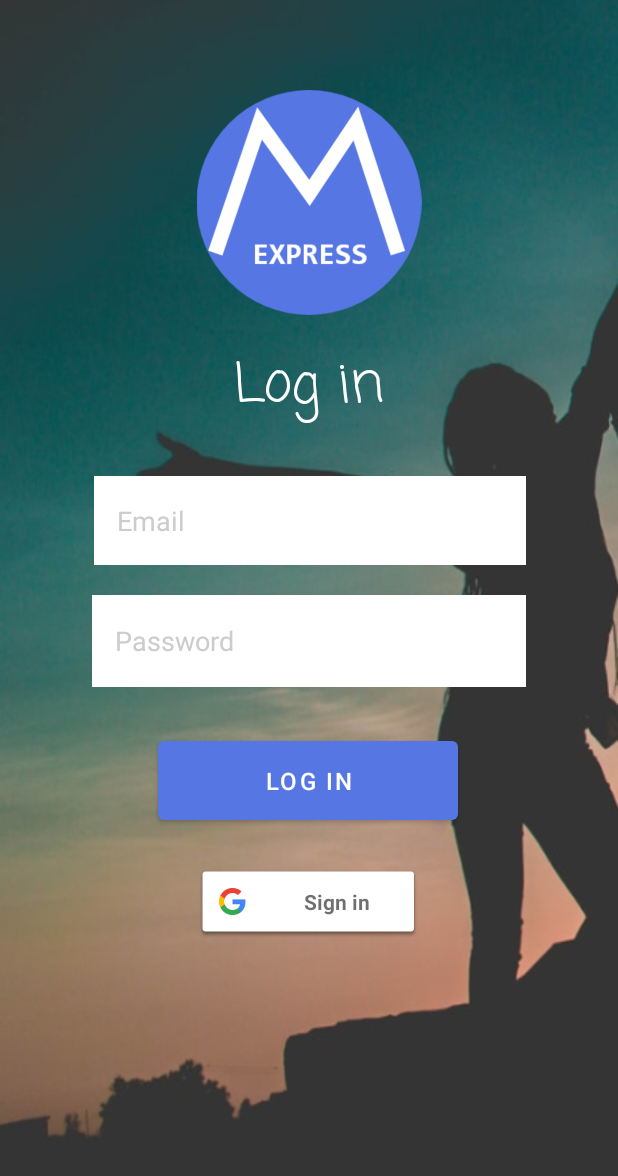
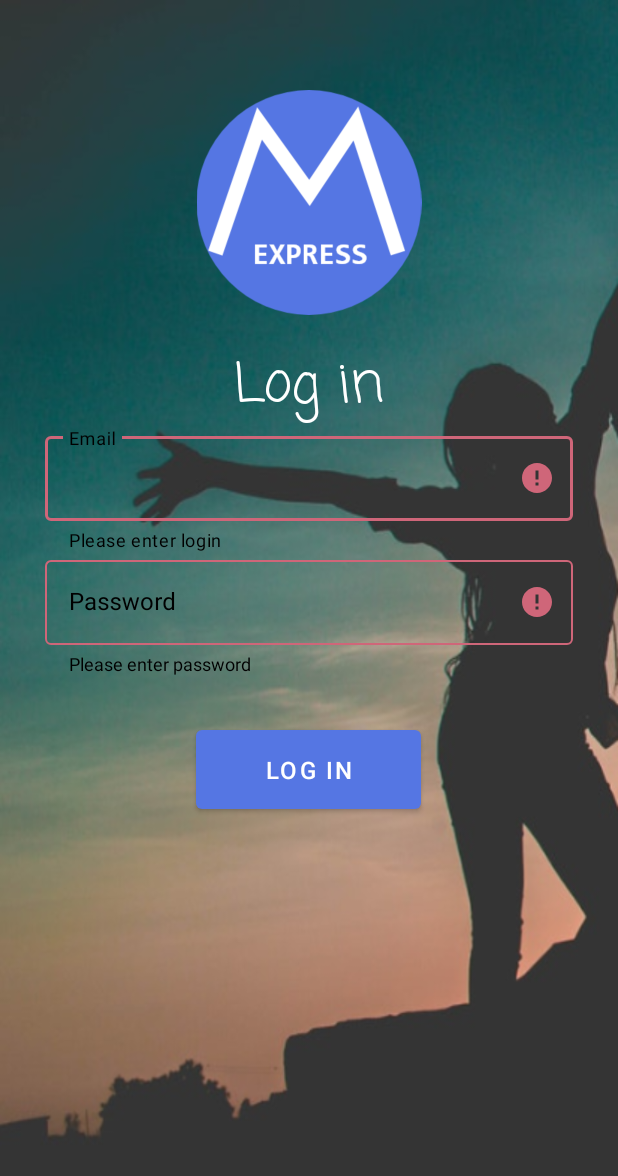
Before and after one commit to micwiccode/meetexpress_android_app, an Android app: the LogInActivity screen opened directly, with no data from a screen before it, after a tap on "LOG IN", on a phone screen of 412 x 824 dp. Shown: the top 1176 px of the screen. Run offline under Robolectric (Android 15) with nearby library versions, the phone set to English and light mode, and no system bars; our stand-ins replace Firebase (no records; nobody signed in at launch, a user with empty details on screens opened directly).

Commit message:
Add user view and login view new features

```diff
--- a/app/src/main/AndroidManifest.xml
+++ b/app/src/main/AndroidManifest.xml
@@ -11,15 +11,15 @@
         android:theme="@style/AppTheme">
         <activity android:name=".UserDetails"></activity>
         <activity android:name=".SignUpMethodActivity"></activity>
-        <activity android:name=".MenuActivity">
+        <activity android:name=".MenuActivity"></activity>
+        <activity android:name=".LogInActivity" />
+        <activity android:name=".StartActivity">
             <intent-filter>
                 <action android:name="android.intent.action.MAIN" />
 
                 <category android:name="android.intent.category.LAUNCHER" />
             </intent-filter>
         </activity>
-        <activity android:name=".LogInActivity" />
-        <activity android:name=".StartActivity"></activity>
         <activity android:name=".SignUpActivity" />
     </application>
 
--- a/app/src/main/java/com/example/meetexpress/CreateEventFragment.kt
+++ b/app/src/main/java/com/example/meetexpress/CreateEventFragment.kt
@@ -138,7 +138,6 @@ class CreateEventFragment : Fragment() {
             input_layout_name.error = "Name is required"
             isValid = false
         }
-
         if (maxPeople.isEmpty()) {
             input_layout_members.error = "Number od people is required"
             isValid = false
--- a/app/src/main/java/com/example/meetexpress/LogInActivity.kt
+++ b/app/src/main/java/com/example/meetexpress/LogInActivity.kt
@@ -7,6 +7,7 @@ import android.widget.Toast
 import androidx.appcompat.app.AppCompatActivity
 import com.google.firebase.auth.FirebaseAuth
 import kotlinx.android.synthetic.main.activity_log_in.*
+import kotlinx.android.synthetic.main.fragment_create_event.*
 
 
 class LogInActivity : AppCompatActivity() {
@@ -16,6 +17,10 @@ class LogInActivity : AppCompatActivity() {
         super.onCreate(savedInstanceState)
         setContentView(R.layout.activity_log_in)
         mAuth = FirebaseAuth.getInstance()
+
+        input_layout_login_email.setErrorTextAppearance(R.style.error_appearance)
+        input_layout_login_password.setErrorTextAppearance(R.style.error_appearance)
+
         btn_login.setOnClickListener {
             signIn()
         }
@@ -24,6 +29,8 @@ class LogInActivity : AppCompatActivity() {
     private fun signIn() {
         val email = login_email.text.toString()
         val password = login_password.text.toString()
+
+        if(validate(email, password)) {
             mAuth.signInWithEmailAndPassword(email, password)
                 .addOnCompleteListener(
                     this
@@ -50,3 +57,19 @@ class LogInActivity : AppCompatActivity() {
                 }
         }
     }
+
+    private fun validate(email: String, password: String): Boolean {
+
+        var isValid = true
+        if (email.isEmpty()) {
+            input_layout_login_email.error = "Please enter login"
+            isValid = false
+        }
+        if (password.isEmpty()) {
+            input_layout_login_password.error = "Please enter password"
+            isValid = false
+        }
+
+        return isValid
+    }
+}
--- a/app/src/main/res/layout/activity_log_in.xml
+++ b/app/src/main/res/layout/activity_log_in.xml
@@ -32,42 +32,64 @@
         app:layout_constraintStart_toStartOf="parent"
         app:layout_constraintTop_toBottomOf="@+id/imageView" />
 
-    <EditText
-        android:id="@+id/login_email"
-        android:layout_width="288dp"
-        android:layout_height="59dp"
-        android:layout_marginTop="32dp"
-        android:background="@color/design_default_color_background"
-        android:ems="10"
+    <com.google.android.material.textfield.TextInputLayout
+        android:id="@+id/input_layout_login_email"
+        style="@style/Widget.MaterialComponents.TextInputLayout.OutlinedBox"
+        android:layout_width="match_parent"
+        android:layout_height="wrap_content"
+        android:layout_marginBottom="10dp"
         android:hint="@string/email"
-        android:inputType="textEmailAddress"
-        android:padding="15dp"
-        android:textColor="@color/black"
         android:textColorHint="@color/grey"
+        app:boxStrokeColor="@color/white"
+        app:errorEnabled="true"
+        app:hintTextColor="@color/white"
+        android:paddingHorizontal="30dp"
         app:layout_constraintEnd_toEndOf="parent"
         app:layout_constraintHorizontal_bias="0.504"
         app:layout_constraintStart_toStartOf="parent"
-        app:layout_constraintTop_toBottomOf="@+id/textView" />
+        app:layout_constraintTop_toBottomOf="@+id/textView">
 
-    <EditText
-        android:id="@+id/login_password"
-        android:layout_width="289dp"
-        android:layout_height="61dp"
-        android:layout_marginTop="20dp"
-        android:background="@color/design_default_color_background"
-        android:ems="10"
+        <com.google.android.material.textfield.TextInputEditText
+            android:id="@+id/login_email"
+            android:layout_width="match_parent"
+            android:layout_height="wrap_content"
+            android:textColor="@color/white"
+            android:inputType="textEmailAddress"
+            android:textSize="16sp" />
+
+    </com.google.android.material.textfield.TextInputLayout>
+
+    <com.google.android.material.textfield.TextInputLayout
+        android:id="@+id/input_layout_login_password"
+        style="@style/Widget.MaterialComponents.TextInputLayout.OutlinedBox"
+        android:layout_width="match_parent"
+        android:layout_height="wrap_content"
+        android:layout_marginBottom="10dp"
         android:hint="@string/password"
-        android:inputType="textPassword"
-        android:padding="15dp"
-        android:textColor="@color/black"
         android:textColorHint="@color/grey"
+        app:boxStrokeColor="@color/white"
+        app:errorEnabled="true"
+        app:hintTextColor="@color/white"
+        app:errorTextAppearance="@style/error_appearance"
+        android:paddingHorizontal="30dp"
         app:layout_constraintEnd_toEndOf="parent"
         app:layout_constraintStart_toStartOf="parent"
-        app:layout_constraintTop_toBottomOf="@+id/login_email" />
+        app:layout_constraintTop_toBottomOf="@+id/input_layout_login_email">
+
+        <com.google.android.material.textfield.TextInputEditText
+            android:id="@+id/login_password"
+            android:layout_width="match_parent"
+            android:layout_height="wrap_content"
+            android:textColor="@color/white"
+            android:inputType="textPassword"
+            android:textSize="16sp" />
+
+    </com.google.android.material.textfield.TextInputLayout>
+
 
     <com.google.android.material.button.MaterialButton
         android:id="@+id/btn_login"
-        android:layout_width="200dp"
+        android:layout_width="150dp"
         android:layout_height="wrap_content"
         android:layout_marginTop="30dp"
         android:padding="15dp"
@@ -78,20 +100,8 @@
         app:layout_constraintEnd_toEndOf="parent"
         app:layout_constraintHorizontal_bias="0.498"
         app:layout_constraintStart_toStartOf="parent"
-        app:layout_constraintTop_toBottomOf="@+id/login_password"
+        app:layout_constraintTop_toBottomOf="@+id/input_layout_login_password"
         app:layout_constraintVertical_bias="0.0" />
-
-    <com.google.android.gms.common.SignInButton
-        android:id="@+id/btn_sign_up_google"
-        android:layout_width="150dp"
-        android:layout_height="wrap_content"
-        android:layout_marginTop="24dp"
-        app:layout_constraintEnd_toEndOf="parent"
-        app:layout_constraintHorizontal_bias="0.498"
-        app:layout_constraintStart_toStartOf="parent"
-        app:layout_constraintTop_toBottomOf="@+id/btn_login">
-
-    </com.google.android.gms.common.SignInButton>
 
 
 </androidx.constraintlayout.widget.ConstraintLayout>
--- a/app/src/main/res/layout/activity_user_details.xml
+++ b/app/src/main/res/layout/activity_user_details.xml
@@ -7,13 +7,11 @@
     android:background="@color/white"
     tools:context=".UserDetails">
 
-
     <ImageView
         android:id="@+id/profile_photo"
         android:layout_width="150dp"
         android:layout_height="150dp"
         android:layout_marginTop="40dp"
-        android:background="@drawable/logo"
         app:layout_constraintEnd_toEndOf="parent"
         app:layout_constraintStart_toStartOf="parent"
         app:layout_constraintTop_toTopOf="parent" />
--- a/app/src/main/res/values/strings.xml
+++ b/app/src/main/res/values/strings.xml
@@ -43,5 +43,6 @@
     <string name="dont_have_account">No account? Create it now</string>
     <string name="date">Date (DD.MM.YYYY)</string>
     <string name="change_photo">Change profile photo</string>
+    <string name="sign_up_prompt"><u>Don\'t have an account. Sign up</u></string>
 
 </resources>
--- a/app/src/main/res/values/styles.xml
+++ b/app/src/main/res/values/styles.xml
@@ -12,4 +12,9 @@
         <item name="colorAccent">@color/colorAccent</item>
     </style>
 
+    <style name="error_appearance" parent="@android:style/TextAppearance">
+        <item name="android:textColor">@color/black</item>
+        <item name="android:textSize">12sp</item>
+    </style>
+
 </resources>
```
Also changed, not shown: app/src/main/java/com/example/meetexpress/StartActivity.kt (+43 -2 lines), app/src/main/java/com/example/meetexpress/UserDetails.kt (+82 -14 lines), app/src/main/res/layout/activity_start.xml (+16 -7 lines), app/src/main/res/layout/dialog.xml (added, +59 -0 lines). Lines whose indentation alone changed are shown as unchanged.
